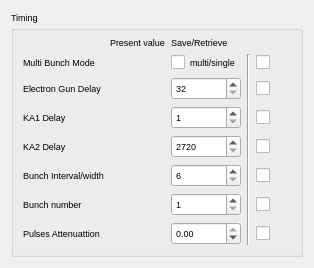
This is src/widgets/ui/snapshot_timing.ui in srgblnch/LinacGUI as Qt 5 draws it before an edit. The edited form follows.
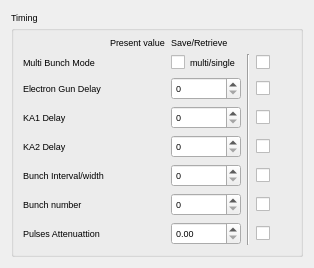
This is the edited form. Custom widgets are drawn as their Qt base class.

What changed in the file:
```diff
--- a/src/widgets/ui/snapshot_timing.ui
+++ b/src/widgets/ui/snapshot_timing.ui
@@ -63,14 +63,7 @@
        </widget>
       </item>
       <item row="6" column="2">
-       <widget class="QSpinBox" name="GPNWrite">
-        <property name="minimum">
-         <number>1</number>
-        </property>
-        <property name="maximum">
-         <number>16</number>
-        </property>
-       </widget>
+       <widget class="QSpinBox" name="GPNWrite"/>
       </item>
       <item row="3" column="1">
        <widget class="TaurusLabel" name="ka1DelayRead"/>
@@ -86,17 +79,7 @@
        <widget class="TaurusLabel" name="GPIRead"/>
       </item>
       <item row="2" column="2">
-       <widget class="QSpinBox" name="GunDelayWrite">
-        <property name="minimum">
-         <number>32</number>
-        </property>
-        <property name="maximum">
-         <number>4096</number>
-        </property>
-        <property name="singleStep">
-         <number>32</number>
-        </property>
-       </widget>
+       <widget class="QSpinBox" name="GunDelayWrite"/>
       </item>
       <item row="4" column="4">
        <widget class="QCheckBox" name="ka2DelayCheck">
@@ -192,17 +175,7 @@
        </widget>
       </item>
       <item row="5" column="2">
-       <widget class="QSpinBox" name="GPIWrite">
-        <property name="minimum">
-         <number>6</number>
-        </property>
-        <property name="maximum">
-         <number>1054</number>
-        </property>
-        <property name="singleStep">
-         <number>2</number>
-        </property>
-       </widget>
+       <widget class="QSpinBox" name="GPIWrite"/>
       </item>
       <item row="6" column="4">
        <widget class="QCheckBox" name="GPNCheck">
@@ -235,40 +208,13 @@
        <widget class="TaurusLabel" name="GPNRead"/>
       </item>
       <item row="3" column="2">
-       <widget class="QSpinBox" name="ka1DelayWrite">
-        <property name="minimum">
-         <number>1</number>
-        </property>
-        <property name="maximum">
-         <number>56</number>
-        </property>
-       </widget>
+       <widget class="QSpinBox" name="ka1DelayWrite"/>
       </item>
       <item row="4" column="2">
-       <widget class="QSpinBox" name="ka2DelayWrite">
-        <property name="minimum">
-         <number>2720</number>
-        </property>
-        <property name="maximum">
-         <number>4096</number>
-        </property>
-        <property name="singleStep">
-         <number>32</number>
-        </property>
-       </widget>
+       <widget class="QSpinBox" name="ka2DelayWrite"/>
       </item>
       <item row="7" column="2">
-       <widget class="QDoubleSpinBox" name="GPAWrite">
-        <property name="minimum">
-         <double>-40.000000000000000</double>
-        </property>
-        <property name="maximum">
-         <double>0.000000000000000</double>
-        </property>
-        <property name="singleStep">
-         <double>0.100000000000000</double>
-        </property>
-       </widget>
+       <widget class="QDoubleSpinBox" name="GPAWrite"/>
       </item>
      </layout>
     </widget>
```
